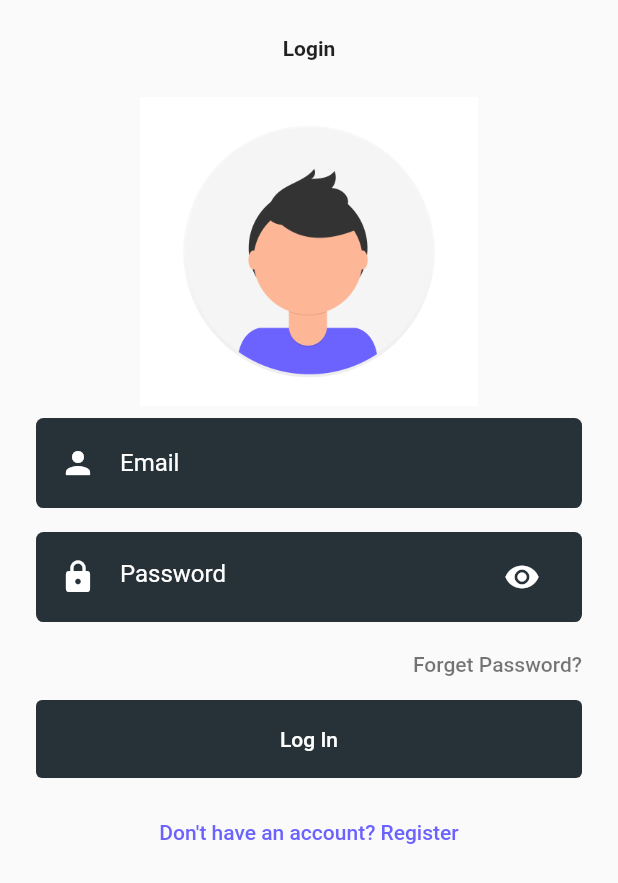
After one commit to moradiyajay/chat_app, a Flutter app: the screen it shows after launch, after a tap on "Log In", on a phone screen of 412 x 824 dp. The commit adds this screen. Shown: the top 883 px of the screen. Run offline on Flutter 3.47's test engine with Material 2 defaults, Android fonts, the phone set to English and light mode, and no system bars.

Commit message:
rename sign in to log in and redesign login screen

```diff
--- /dev/null
+++ b/lib/components/text_field_container.dart
@@ -0,0 +1,26 @@
+// ignore_for_file: prefer_const_constructors, prefer_const_constructors_in_immutables
+
+import 'package:flutter/material.dart';
+
+class TextFieldContiner extends StatelessWidget {
+  final Widget child;
+  final Color primaryColor;
+  TextFieldContiner({
+    Key? key,
+    required this.child,
+    required this.primaryColor,
+  }) : super(key: key);
+
+  @override
+  Widget build(BuildContext context) {
+    return Container(
+      margin: const EdgeInsets.symmetric(vertical: 8),
+      padding: const EdgeInsets.symmetric(horizontal: 16, vertical: 6),
+      decoration: BoxDecoration(
+        color: primaryColor,
+        borderRadius: BorderRadius.circular(5),
+      ),
+      child: child,
+    );
+  }
+}
--- a/lib/main.dart
+++ b/lib/main.dart
@@ -1,5 +1,5 @@
 // ignore_for_file: prefer_const_constructors
-import 'package:chat_app/screens/sign_in_screen.dart';
+import 'package:chat_app/screens/log_in_screen.dart';
 import 'package:chat_app/screens/start_screen.dart';
 import 'package:flutter/material.dart';
 
@@ -35,7 +35,7 @@ class MyApp extends StatelessWidget {
       ),
       routes: {
         startScreen.routename: (ctx) => startScreen(),
-        SignInScreen.routeName: (context) => SignInScreen(),
+        LogInScreen.routeName: (context) => LogInScreen(),
         SignUpScreen.routeName: (context) => SignUpScreen(),
       },
     );
--- /dev/null
+++ b/lib/screens/log_in_screen.dart
@@ -0,0 +1,87 @@
+// ignore_for_file: prefer_const_constructors, prefer_const_literals_to_create_immutables
+
+import 'dart:ui';
+
+import 'package:chat_app/widgets/rectangle_button.dart';
+import 'package:chat_app/widgets/rectangle_input_field.dart';
+import 'package:chat_app/widgets/rectangle_password_field.dart';
+import 'package:flutter/cupertino.dart';
+import 'package:flutter/material.dart';
+
+class LogInScreen extends StatelessWidget {
+  static String routeName = '/log-in';
+
+  @override
+  Widget build(BuildContext context) {
+    Size size = MediaQuery.of(context).size;
+    return Scaffold(
+      body: SafeArea(
+        child: SingleChildScrollView(
+          child: Container(
+            padding: const EdgeInsets.all(24),
+            margin: EdgeInsets.only(
+                bottom: MediaQuery.of(context).viewInsets.bottom),
+            child: Column(
+              mainAxisAlignment: MainAxisAlignment.center,
+              children: [
+                Text(
+                  'Login',
+                  style: TextStyle(fontWeight: FontWeight.bold),
+                ),
+                SizedBox(height: size.height * 0.03),
+                Image.asset(
+                  'images/login_0.png',
+                  height: size.height * 0.25,
+                ),
+                RectangleInputField(
+                  icon: Icons.person,
+                  hintText: "Email",
+                  primaryColor: Colors.blueGrey.shade900,
+                  secondaryColor: Theme.of(context).colorScheme.secondary,
+                ),
+                RectanglePasswordField(
+                  icon: Icons.lock,
+                  hintText: "Password",
+                  primaryColor: Colors.blueGrey.shade900,
+                  secondaryColor: Theme.of(context).colorScheme.secondary,
+                ),
+                Container(
+                  alignment: Alignment.centerRight,
+                  margin: EdgeInsets.symmetric(vertical: 12),
+                  child: GestureDetector(
+                    onTap: () {},
+                    child: Text(
+                      'Forget Password?',
+                      style: TextStyle(
+                        color: Colors.black54,
+                        fontWeight: FontWeight.w500,
+                      ),
+                    ),
+                  ),
+                ),
+                RectangleButton(
+                  text: "Log In",
+                  backgroundColor: Colors.blueGrey.shade900,
+                  callback: () {},
+                ),
+                Padding(
+                  padding: const EdgeInsets.all(24),
+                  child: GestureDetector(
+                    onTap: () {},
+                    child: Text(
+                      'Don\'t have an account? Register',
+                      style: TextStyle(
+                        color: Theme.of(context).primaryColor,
+                        fontWeight: FontWeight.w500,
+                      ),
+                    ),
+                  ),
+                ),
+              ],
+            ),
+          ),
+        ),
+      ),
+    );
+  }
+}
--- a/lib/screens/start_screen.dart
+++ b/lib/screens/start_screen.dart
@@ -1,6 +1,6 @@
 // ignore_for_file: prefer_const_constructors
 
-import 'package:chat_app/screens/sign_in_screen.dart';
+import 'package:chat_app/screens/log_in_screen.dart';
 import 'package:chat_app/widgets/rectangle_button.dart';
 import 'package:flutter/cupertino.dart';
 import 'package:flutter/material.dart';
@@ -56,12 +56,12 @@ class startScreen extends StatelessWidget {
                       ),
                     ),
                     RectangleButton(
-                      text: "LogIn",
+                      text: "Log In",
                       backgroundColor: Colors.blueGrey.shade900,
                       callback: () => Navigator.of(context).push(
                         PageRouteBuilder(
                           pageBuilder: (ctx, _, __) {
-                            return SignInScreen();
+                            return LogInScreen();
                           },
                         ),
                       ),
--- /dev/null
+++ b/lib/widgets/rectangle_input_field.dart
@@ -0,0 +1,39 @@
+// ignore_for_file: prefer_const_constructors, prefer_const_constructors_in_immutables
+
+import 'package:chat_app/components/text_field_container.dart';
+import 'package:flutter/material.dart';
+
+class RectangleInputField extends StatelessWidget {
+  final String hintText;
+  final Color secondaryColor;
+  final Color primaryColor;
+  final IconData icon;
+  RectangleInputField({
+    Key? key,
+    required this.hintText,
+    required this.primaryColor,
+    required this.secondaryColor,
+    required this.icon,
+  }) : super(key: key);
+
+  @override
+  Widget build(BuildContext context) {
+    return TextFieldContiner(
+      primaryColor: primaryColor,
+      child: TextField(
+        cursorColor: secondaryColor,
+        style: TextStyle(color: secondaryColor),
+        decoration: InputDecoration(
+          icon: Icon(
+            icon,
+            color: secondaryColor,
+          ),
+          fillColor: secondaryColor,
+          hintText: hintText,
+          hintStyle: TextStyle(color: secondaryColor),
+          border: InputBorder.none,
+        ),
+      ),
+    );
+  }
+}
--- /dev/null
+++ b/lib/widgets/rectangle_password_field.dart
@@ -0,0 +1,44 @@
+// ignore_for_file: prefer_const_constructors, prefer_const_constructors_in_immutables
+
+import 'package:chat_app/components/text_field_container.dart';
+import 'package:flutter/material.dart';
+
+class RectanglePasswordField extends StatelessWidget {
+  final String hintText;
+  final Color secondaryColor;
+  final Color primaryColor;
+  final IconData icon;
+  RectanglePasswordField({
+    Key? key,
+    required this.hintText,
+    required this.primaryColor,
+    required this.secondaryColor,
+    required this.icon,
+  }) : super(key: key);
+
+  @override
+  Widget build(BuildContext context) {
+    return TextFieldContiner(
+      primaryColor: primaryColor,
+      child: TextField(
+        cursorColor: secondaryColor,
+        style: TextStyle(color: secondaryColor),
+        obscureText: true,
+        decoration: InputDecoration(
+          icon: Icon(
+            icon,
+            color: secondaryColor,
+          ),
+          suffixIcon: Icon(
+            Icons.visibility,
+            color: secondaryColor,
+          ),
+          fillColor: secondaryColor,
+          hintText: hintText,
+          hintStyle: TextStyle(color: secondaryColor),
+          border: InputBorder.none,
+        ),
+      ),
+    );
+  }
+}
```
Also changed, not shown: lib/screens/sign_in_screen.dart (deleted, +0 -109 lines).
